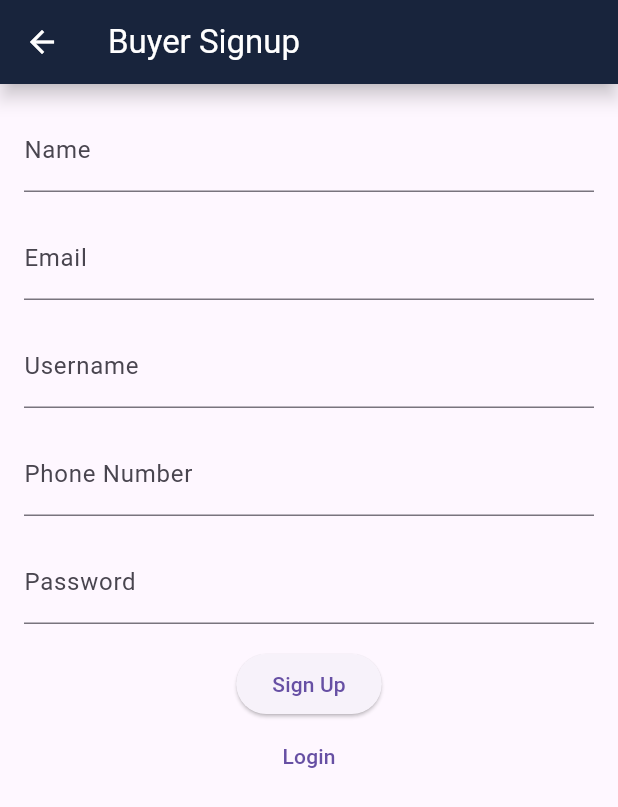
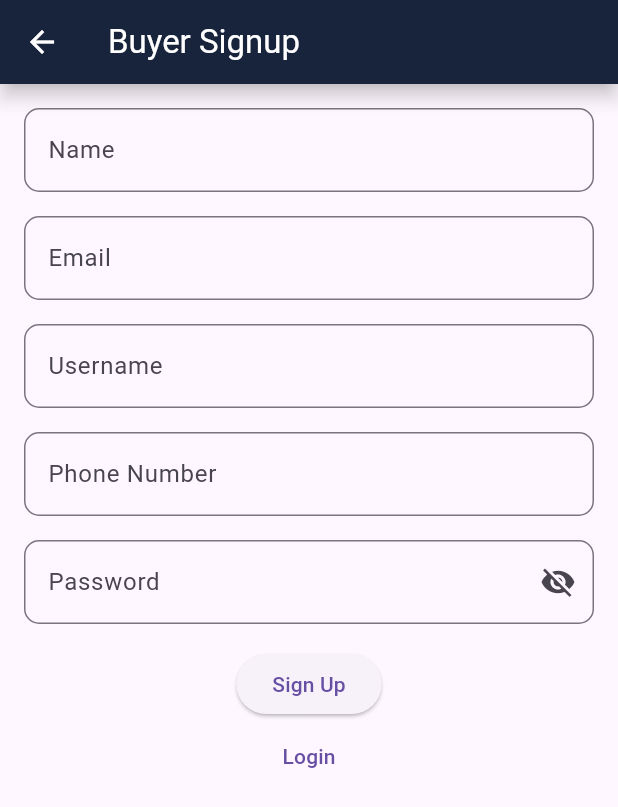
Before and after one commit to KushAgrawal1404/FishLink, a Flutter app: the BuyerSignupPage screen opened by its route, on a phone screen of 412 x 824 dp. Shown: the top 807 px of the screen. Run offline on Flutter 3.47's test engine with Material 3 defaults, Android fonts, the phone set to English and light mode, and no system bars; our stand-ins replace shared_preferences; accounts and stored records are empty.

Commit message:
Updated Signup Pages UI

```diff
--- a/lib/screens/buyer_signup_page.dart
+++ b/lib/screens/buyer_signup_page.dart
@@ -18,6 +18,7 @@ class _BuyerSignupPageState extends State<BuyerSignupPage> {
   final TextEditingController _usernameController = TextEditingController();
   final TextEditingController _phoneController = TextEditingController();
   final TextEditingController _passwordController = TextEditingController();
+  bool _isPasswordVisible = false; // Track password visibility
 
   Future<void> _signup() async {
     String name = _nameController.text.trim();
@@ -82,28 +83,63 @@ class _BuyerSignupPageState extends State<BuyerSignupPage> {
             children: [
               TextField(
                 controller: _nameController,
-                decoration: const InputDecoration(labelText: 'Name'),
+                decoration: InputDecoration(
+                  labelText: 'Name',
+                  border: OutlineInputBorder(
+                    borderRadius: BorderRadius.circular(10.0),
+                  ),
+                ),
               ),
               const SizedBox(height: 16),
               TextField(
                 controller: _emailController,
-                decoration: const InputDecoration(labelText: 'Email'),
+                decoration: InputDecoration(
+                  labelText: 'Email',
+                  border: OutlineInputBorder(
+                    borderRadius: BorderRadius.circular(10.0),
+                  ),
+                ),
               ),
               const SizedBox(height: 16),
               TextField(
                 controller: _usernameController,
-                decoration: const InputDecoration(labelText: 'Username'),
+                decoration: InputDecoration(
+                  labelText: 'Username',
+                  border: OutlineInputBorder(
+                    borderRadius: BorderRadius.circular(10.0),
+                  ),
+                ),
               ),
               const SizedBox(height: 16),
               TextField(
                 controller: _phoneController,
-                decoration: const InputDecoration(labelText: 'Phone Number'),
+                decoration: InputDecoration(
+                  labelText: 'Phone Number',
+                  border: OutlineInputBorder(
+                    borderRadius: BorderRadius.circular(10.0),
+                  ),
+                ),
               ),
               const SizedBox(height: 16),
               TextField(
                 controller: _passwordController,
-                decoration: const InputDecoration(labelText: 'Password'),
-                obscureText: true,
+                decoration: InputDecoration(
+                  labelText: 'Password',
+                  border: OutlineInputBorder(
+                    borderRadius: BorderRadius.circular(10.0),
+                  ),
+                  suffixIcon: IconButton(
+                    icon: Icon(_isPasswordVisible
+                        ? Icons.visibility
+                        : Icons.visibility_off),
+                    onPressed: () {
+                      setState(() {
+                        _isPasswordVisible = !_isPasswordVisible;
+                      });
+                    },
+                  ),
+                ),
+                obscureText: !_isPasswordVisible,
               ),
               const SizedBox(height: 16),
               ElevatedButton(
--- a/lib/screens/signup_landing_page.dart
+++ b/lib/screens/signup_landing_page.dart
@@ -7,7 +7,7 @@ class SignupLandingPage extends StatelessWidget {
   Widget build(BuildContext context) {
     return Scaffold(
       appBar: AppBar(
-        title: const Text('Signup Landing'),
+        title: const Text('Signup'),
       ),
       body: Center(
         child: Column(
```
Also changed, not shown: lib/screens/seller_signup_page.dart (+42 -6 lines).
